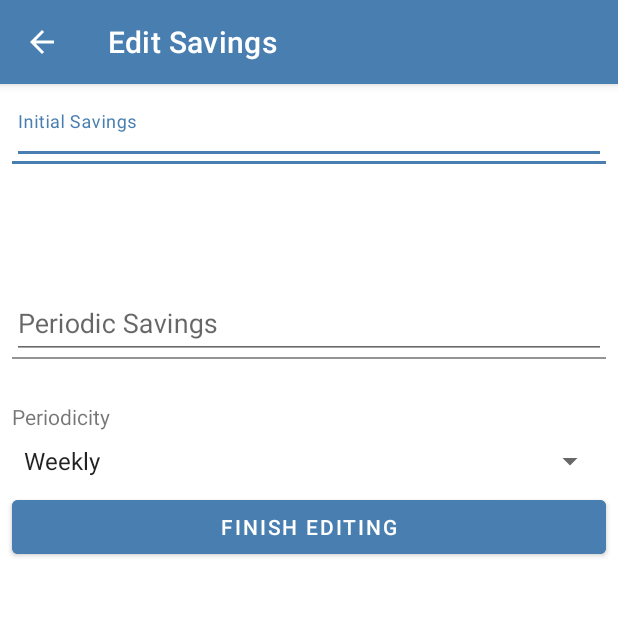
After one commit to sainbres/WeddingFlow, an Android app: the EditInitialBudgetActivity screen opened directly, with no data from a screen before it, on a phone screen of 412 x 824 dp, the top half of it. The commit adds this screen. Run offline under Robolectric (Android 15) with nearby library versions, the phone set to English and light mode, and no system bars; libraries missing offline, so code that uses them is left out: com.jjoe64.graphview, com.raizlabs.android; 5 statements that could not run were skipped.

Commit message:
WF-58: Edit Savings Activity added

```diff
--- a/app/src/main/AndroidManifest.xml
+++ b/app/src/main/AndroidManifest.xml
@@ -52,7 +52,8 @@
             android:windowSoftInputMode="stateHidden" />
         <activity android:name=".EditWeddingEventActivity" />
         <activity android:name=".SetupInitialBudgetActivity" />
-        <activity android:name=".AddPaymentActivitiy"></activity>
+        <activity android:name=".AddPaymentActivitiy" />
+        <activity android:name=".EditInitialBudgetActivity"></activity>
     </application>
 
 </manifest>
--- a/app/src/main/java/com/sainbres/shu/weddingflow/Fragments/PaymentBottomSheetFragment.java
+++ b/app/src/main/java/com/sainbres/shu/weddingflow/Fragments/PaymentBottomSheetFragment.java
@@ -12,6 +12,7 @@ import android.view.ViewGroup;
 import android.widget.Button;
 
 import com.sainbres.shu.weddingflow.AddPaymentActivitiy;
+import com.sainbres.shu.weddingflow.EditInitialBudgetActivity;
 import com.sainbres.shu.weddingflow.R;
 
 
@@ -46,7 +47,8 @@ public class PaymentBottomSheetFragment extends BottomSheetDialogFragment {
         editSavingsBtn.setOnClickListener(new View.OnClickListener() {
             @Override
             public void onClick(View v) {
-
+                Intent intent = new Intent(getView().getContext(), EditInitialBudgetActivity.class);
+                startActivity(intent);
             }
         });
 
--- /dev/null
+++ b/app/src/main/res/layout/activity_edit_initial_budget.xml
@@ -0,0 +1,114 @@
+<?xml version="1.0" encoding="utf-8"?>
+<android.support.constraint.ConstraintLayout xmlns:android="http://schemas.android.com/apk/res/android"
+    xmlns:app="http://schemas.android.com/apk/res-auto"
+    xmlns:tools="http://schemas.android.com/tools"
+    android:layout_width="match_parent"
+    android:layout_height="match_parent"
+    tools:context=".SetupInitialBudgetActivity">
+
+    <android.support.design.widget.AppBarLayout
+        android:id="@+id/editBudget_AppBarLayout"
+        android:layout_width="match_parent"
+        android:layout_height="wrap_content"
+        android:fitsSystemWindows="true"
+        app:layout_constraintTop_toTopOf="parent">
+
+
+        <android.support.v7.widget.Toolbar
+            android:id="@+id/editBudget_Toolbar"
+            android:layout_width="match_parent"
+            android:layout_height="wrap_content"
+            android:elevation="8dp"
+            android:theme="@style/AppTheme"
+            app:layout_scrollFlags="scroll|enterAlways|snap">
+
+        </android.support.v7.widget.Toolbar>
+    </android.support.design.widget.AppBarLayout>
+
+    <android.support.design.widget.TextInputLayout
+        android:id="@+id/InitSavingsInputLayout"
+        android:layout_width="0dp"
+        android:layout_height="wrap_content"
+        android:layout_marginStart="8dp"
+
+        android:layout_marginTop="8dp"
+        android:layout_marginEnd="8dp"
+        app:errorEnabled="true"
+        app:layout_constraintEnd_toEndOf="parent"
+        app:layout_constraintStart_toStartOf="parent"
+        app:layout_constraintTop_toBottomOf="@+id/editBudget_AppBarLayout">
+
+        <EditText
+            android:id="@+id/input_init"
+            android:layout_width="match_parent"
+            android:layout_height="wrap_content"
+            android:autofillHints="@string/initial_savings_hint"
+            android:hint="@string/initial_savings_hint"
+            android:inputType="numberDecimal"
+            android:theme="@style/EditTextTheme" />
+
+
+    </android.support.design.widget.TextInputLayout>
+
+    <android.support.design.widget.TextInputLayout
+        android:id="@+id/PeriodicSavingsInputLayout"
+        android:layout_width="0dp"
+        android:layout_height="wrap_content"
+        android:layout_marginStart="8dp"
+
+        android:layout_marginTop="64dp"
+        android:layout_marginEnd="8dp"
+        app:errorEnabled="true"
+        app:layout_constraintEnd_toEndOf="parent"
+        app:layout_constraintStart_toStartOf="parent"
+        app:layout_constraintTop_toBottomOf="@+id/InitSavingsInputLayout">
+
+        <EditText
+            android:id="@+id/input_periodic_savings"
+            android:layout_width="match_parent"
+            android:layout_height="wrap_content"
+            android:autofillHints="@string/periodic_savings_hint"
+            android:hint="@string/periodic_savings_hint"
+            android:inputType="numberDecimal"
+            android:theme="@style/EditTextTheme" />
+
+    </android.support.design.widget.TextInputLayout>
+
+    <TextView
+        android:id="@+id/spinnerLabel"
+        android:layout_width="wrap_content"
+        android:layout_height="wrap_content"
+        android:layout_marginStart="8dp"
+        android:layout_marginTop="8dp"
+        android:text="@string/periodicity_hint"
+        app:layout_constraintStart_toStartOf="parent"
+        app:layout_constraintTop_toBottomOf="@+id/PeriodicSavingsInputLayout" />
+
+    <Spinner
+        android:id="@+id/spinner_periodicity"
+        android:layout_width="match_parent"
+        android:layout_height="wrap_content"
+        android:layout_marginStart="8dp"
+        android:layout_marginTop="8dp"
+        android:layout_marginEnd="8dp"
+        android:textSize="20sp"
+        android:theme="@style/EditTextTheme"
+        app:layout_constraintEnd_toEndOf="parent"
+        app:layout_constraintStart_toStartOf="parent"
+        app:layout_constraintTop_toBottomOf="@+id/spinnerLabel"/>
+
+    <Button
+        android:id="@+id/editBudgetBtn"
+        android:layout_width="0dp"
+        android:layout_height="wrap_content"
+        android:layout_marginStart="8dp"
+        android:layout_marginTop="8dp"
+        android:layout_marginEnd="8dp"
+        android:backgroundTint="@color/colorPrimary"
+        android:text="@string/edit_budget_button"
+        app:layout_constraintEnd_toEndOf="parent"
+        app:layout_constraintHorizontal_bias="0.0"
+        app:layout_constraintStart_toStartOf="parent"
+        app:layout_constraintTop_toBottomOf="@+id/spinner_periodicity" />
+
+</android.support.constraint.ConstraintLayout>
```
Also changed, not shown: app/src/main/java/com/sainbres/shu/weddingflow/EditInitialBudgetActivity.java (added, +256 -0 lines).
